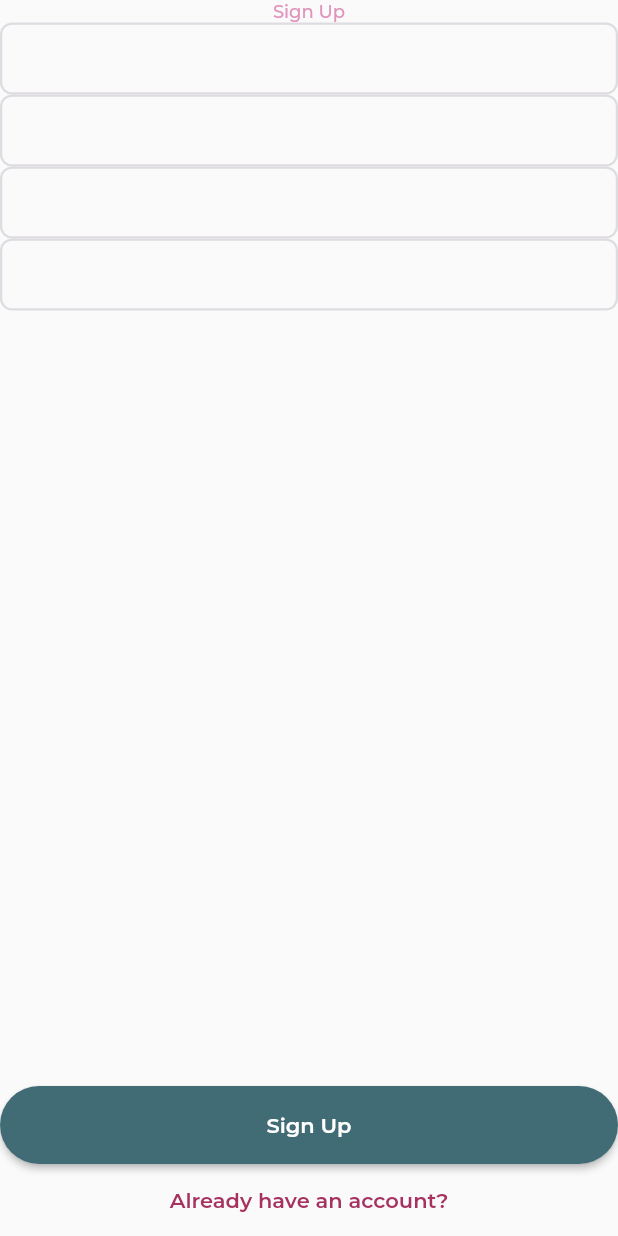
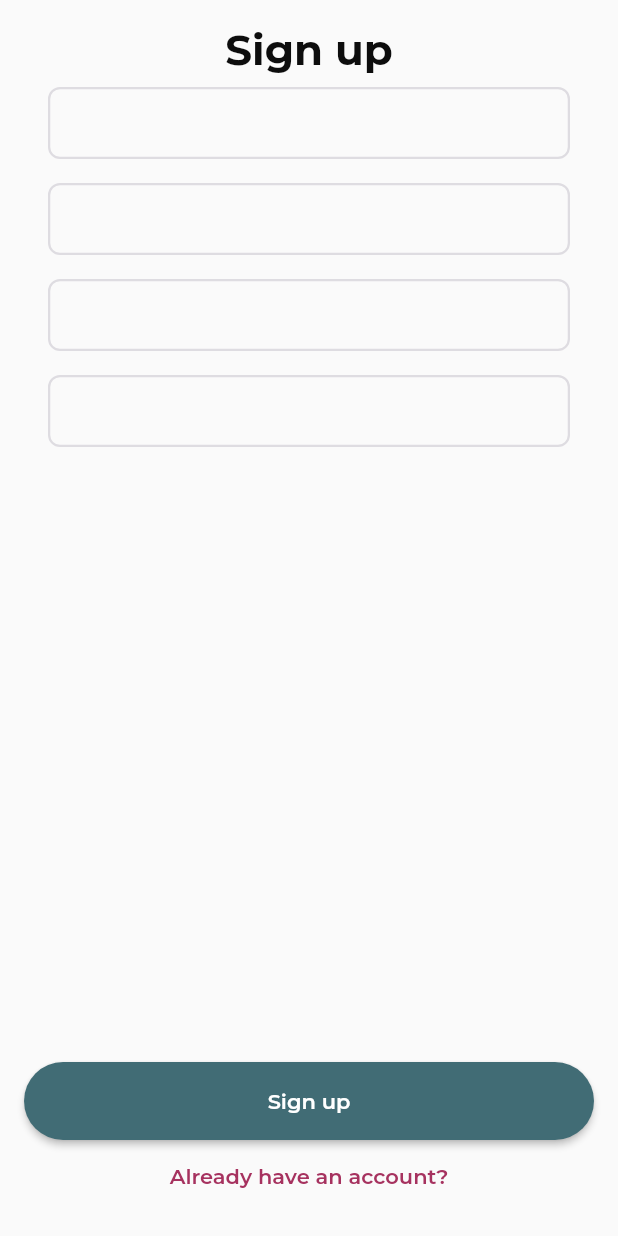
Before and after one commit to FranzRivas-Ksquare/appointment_app, a Flutter app: the SignUp screen opened directly, on a phone screen of 412 x 824 dp. Run offline on Flutter 3.47's test engine with Material 2 defaults, Android fonts, the phone set to English and light mode, and no system bars.

Commit message:
Screen Sign Up layout finished

```diff
--- a/lib/router.dart
+++ b/lib/router.dart
@@ -1,12 +1,12 @@
 import 'package:flutter/material.dart';
 
-// import 'screens/profile.dart';
-// import 'screens/new_appointment.dart';
-// import 'screens/update_appointment.dart';
-// import 'screens/update_profile.dart';
 import 'screens/sign_in.dart';
-// import 'screens/sign_up.dart';
+import 'screens/sign_up.dart';
 // import 'screens/home.dart';
+import 'screens/profile.dart';
+import 'screens/update_profile.dart';
+import 'screens/new_appointment.dart';
+import 'screens/update_appointment.dart';
 
 Route<dynamic> onGenerateRoute(RouteSettings settings) {
   final name = settings.name;
@@ -19,10 +19,10 @@ Route<dynamic> onGenerateRoute(RouteSettings settings) {
 
 var routes = <String, WidgetBuilder>{
   SignIn.routeName: (ctx) => const SignIn(),
-  // SignUp.routeName: (ctx) => const SignUp(),
+  SignUp.routeName: (ctx) => const SignUp(),
   // Home.routeName: (ctx) => const Home(),
-  // Profile.routeName: (ctx) => const Profile(),
-  // UpdateProfile.routeName: (ctx) => const UpdateProfile(),
-  // NewAppointment.routeName: (ctx) => const NewAppointment(),
-  // UpdateAppointment.routeName: (ctx) => const UpdateAppointment(),
+  Profile.routeName: (ctx) => const Profile(),
+  UpdateProfile.routeName: (ctx) => const UpdateProfile(),
+  NewAppointment.routeName: (ctx) => const NewAppointment(),
+  UpdateAppointment.routeName: (ctx) => const UpdateAppointment(),
 };
--- a/lib/screens/sign_up.dart
+++ b/lib/screens/sign_up.dart
@@ -1,29 +1,62 @@
 import 'package:flutter/material.dart';
+import 'package:appointment/resources/string.manager.dart';
+import 'package:appointment/resources/values.manager.dart';
+import 'package:appointment/widgets/textfield_custom.dart';
 
 class SignUp extends StatelessWidget {
-  SignUp({super.key});
+  const SignUp({super.key});
+
+  static const String routeName = '/sign_up';
 
   @override
   Widget build(BuildContext context) {
-    return SafeArea(
-        child: Column(
-          children: <Widget>[
-            Text("Sign Up"),
-            TextField(),
-            TextField(),
-            TextField(),
-            TextField(),
-            Expanded(child: SizedBox()),
-            ElevatedButton(
-                onPressed: () {},
-                child: Text('Sign Up')
+
+    var _formKey = GlobalKey<FormState>();
+
+    TextEditingController _nameCtrl = TextEditingController();
+    TextEditingController _mailCtrl = TextEditingController();
+    TextEditingController _passwordCtrl = TextEditingController();
+    TextEditingController _verifyPassCtrl = TextEditingController();
+
+    return Scaffold(
+      body: SafeArea(
+        child: Form(
+          key: _formKey,
+          child: Padding(
+            padding: const EdgeInsets.all(AppPadding.p16),
+            child: Column(
+              children: [
+                Text(
+                    AppString.signup, style: Theme.of(context).textTheme.headline1),
+                CustomTextFormField(
+                    controller: _nameCtrl, validate: false, isPassword: false),
+                CustomTextFormField(
+                    controller: _mailCtrl, validate: true, isPassword: false),
+                CustomTextFormField(
+                    controller: _passwordCtrl, validate: true, isPassword: true),
+                CustomTextFormField(
+                    controller: _verifyPassCtrl, validate: true, isPassword: true),
+                const Expanded(child: SizedBox()),
+                ElevatedButton(
+                    onPressed: () {  // TODO: Improve verify password logic
+                      if (!_formKey.currentState!.validate()
+                      && _passwordCtrl == _verifyPassCtrl) {
+                        Navigator.pushReplacementNamed(context, '/home');
+                      }
+                    },
+                    child: const Text(AppString.signup)
+                ),
+                TextButton(
+                    onPressed: () {
+                      Navigator.pushReplacementNamed(context, '/');
+                    },
+                    child: const Text(AppString.alreadyAccount)
+                )
+              ],
             ),
-            TextButton(
-                onPressed: () {},
-                child: Text('Already have an account?')
-            )
-          ],
-        )
+          ),
+        ),
+      ),
     );
   }
 }
```
